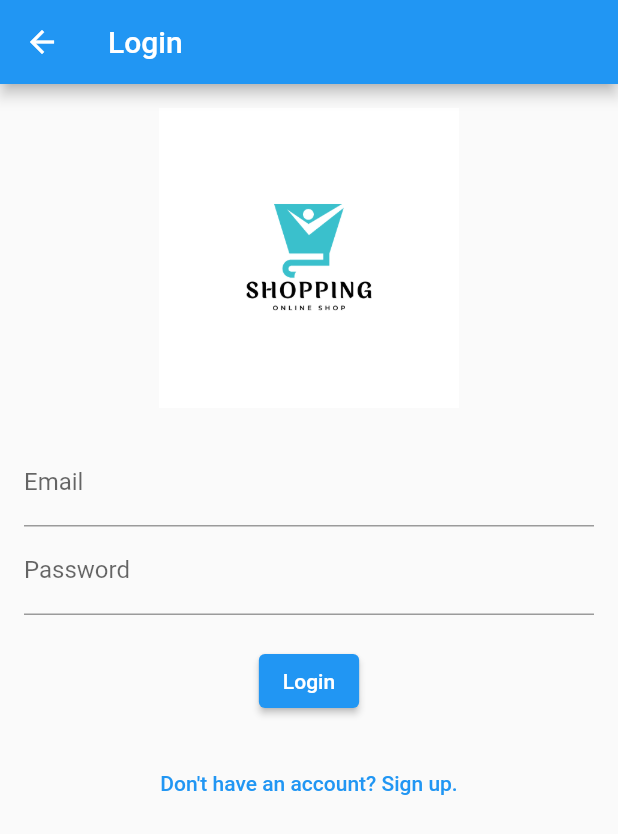
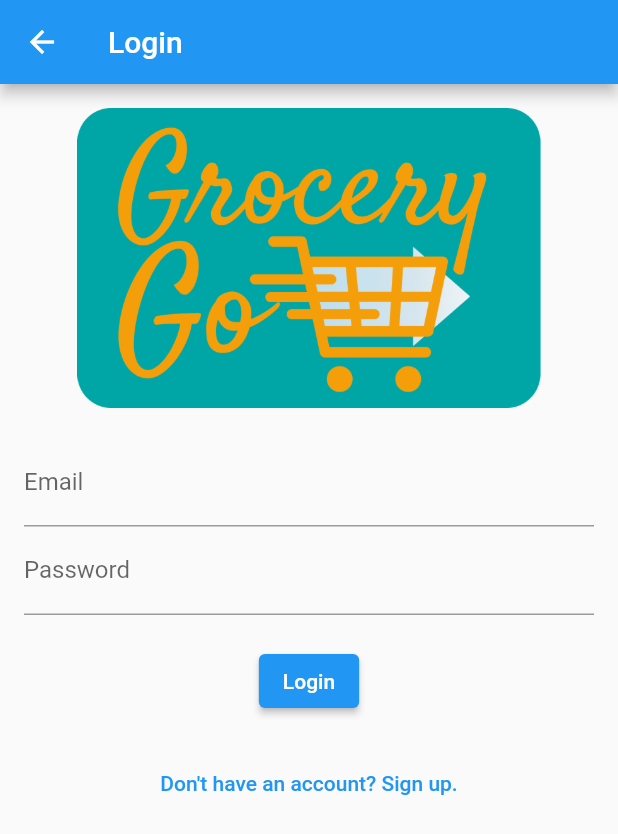
Before and after one commit to DayanMarasinghe/CTSE_MobileApp, a Flutter app: the screen it shows after launch, after a tap on "Login", on a phone screen of 412 x 824 dp. Shown: the top 834 px of the screen. Run offline on Flutter 3.47's test engine with Material 2 defaults, Android fonts, the phone set to English and light mode, and no system bars; our stand-ins replace carousel_slider, cloud_firestore, firebase_auth, firebase_core, fluttertoast, get and 2 more; accounts and stored records are empty.

Commit message:
login complete

```diff
--- a/lib/screens/home_screen.dart
+++ b/lib/screens/home_screen.dart
@@ -12,7 +12,7 @@ class HomeScreen extends StatelessWidget {
 
     return Scaffold(
 
-        appBar: AppBar(title: Text("Application")),
+        appBar: AppBar(title: Text("GroceryGo")),
 
         // Replace the 8 lines Navigator.push by a simple Get.to(). You don't need context
         body: Center(
```
Also changed, not shown: assets/images/login.png.
